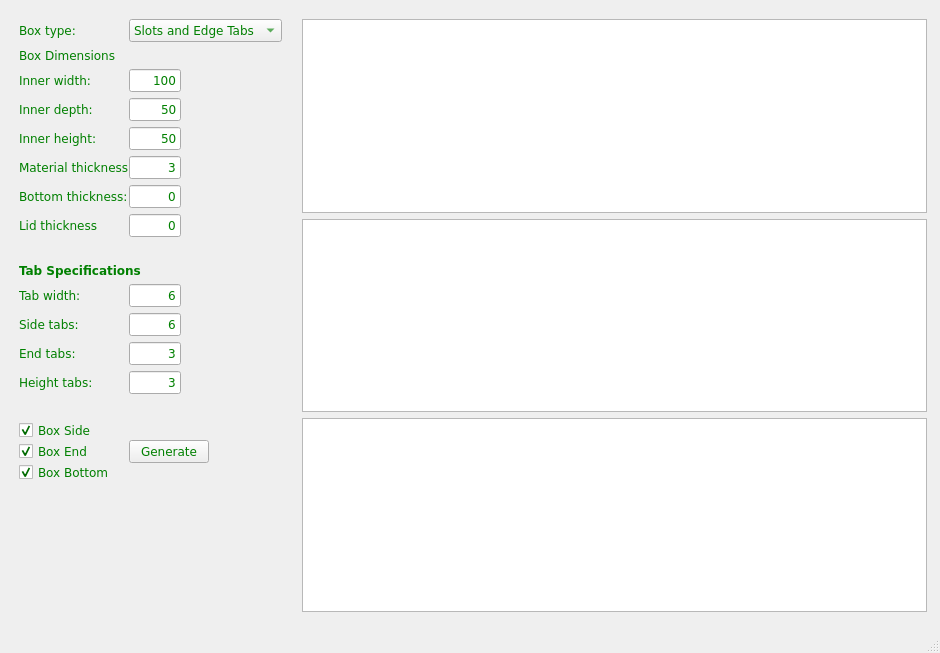
Above: form.ui from gharley/LaserCutBoxes before the change. Below: the same form after it.
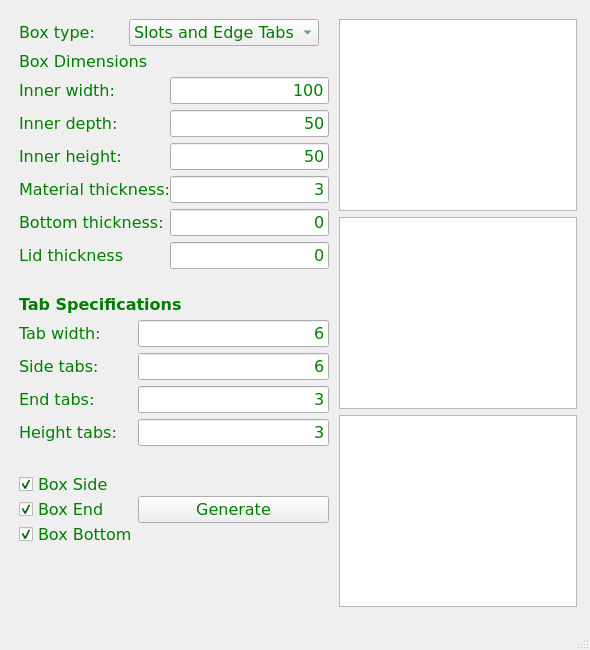
That is the form after the change.

Patch:
```diff
--- a/form.ui
+++ b/form.ui
@@ -6,14 +6,14 @@
    <rect>
     <x>0</x>
     <y>0</y>
-    <width>940</width>
-    <height>653</height>
+    <width>590</width>
+    <height>650</height>
    </rect>
   </property>
   <property name="font">
    <font>
     <family>verdana</family>
-    <pointsize>-1</pointsize>
+    <pointsize>12</pointsize>
    </font>
   </property>
   <property name="windowTitle">
@@ -22,13 +22,13 @@
   <property name="styleSheet">
    <string notr="true">*{
 	font-family: verdana;
-	font-size: 12px;
+	font-size: 12pt;
 	color: green;
 }
 
 QLabel {
-    max-width: 110px;
-	min-width: 110px;
+    max-width: 8em;
+	min-width: 8em;
 }
 
 QLabel#lblDim, QLabel#lblSpec {
@@ -36,11 +36,11 @@
 }
 
 QLineEdit {
-    max-width: 50px;
+    max-width: 3em;
 }
 
 QLabel[cssClass=&quot;title&quot;]{
-	font-size: 16px;
+	font-size: 1.35em;
 	font-weight: bold;
 }
 
@@ -48,6 +48,11 @@
 	max-width: 75;
 	min-width: -1;
 }
+
+QGraphicsView{
+	min-width: 10em;
+	min-height: 5em;
+}
 </string>
   </property>
   <widget class="QWidget" name="centralwidget">
@@ -385,7 +390,7 @@
         <property name="font">
          <font>
           <family>verdana</family>
-          <pointsize>-1</pointsize>
+          <pointsize>12</pointsize>
           <weight>75</weight>
           <bold>true</bold>
          </font>
```
Left out of the diff: 28 changed lines with no effect on the pictures.
